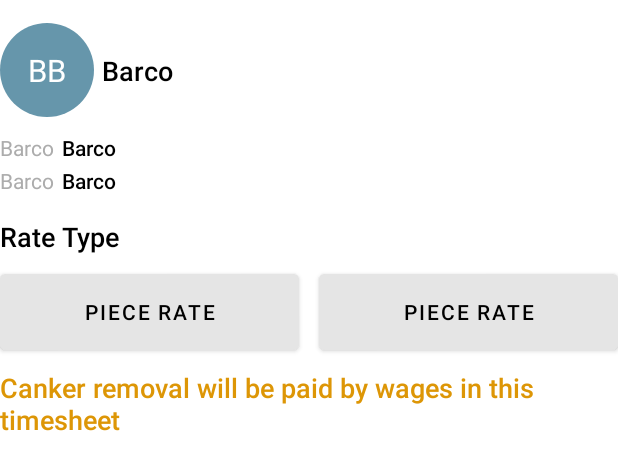
After one commit to phamnam1910/hectrechallenge, an Android app: the layout item_staff.xml on its own in the app's theme, with its tools: preview values and no code run, on a phone screen of 412 x 824 dp. The commit adds this screen. Shown: the top 470 px of the screen. Run offline under Robolectric (Android 15) with nearby library versions, the phone set to English and light mode, and no system bars.

Commit message:
- add view,adapter for job,staff

```diff
--- a/app/build.gradle
+++ b/app/build.gradle
@@ -46,6 +46,7 @@ dependencies {
     def logging_interceptor_version = "5.0.0-alpha.2"
     def okhttp_version = "5.0.0-alpha.2"
     def sdp_version = "1.0.6"
+    def flexbox_version = "3.0.0"
 
     implementation 'androidx.core:core-ktx:1.7.0'
     implementation 'androidx.appcompat:appcompat:1.4.1'
@@ -75,4 +76,7 @@ dependencies {
 
     //sdp
     implementation "com.intuit.sdp:sdp-android:$sdp_version"
+
+    //flexbox
+    implementation "com.google.android.flexbox:flexbox:$flexbox_version"
 }
--- /dev/null
+++ b/app/src/main/res/drawable/bg_button_grey.xml
@@ -0,0 +1,5 @@
+<?xml version="1.0" encoding="utf-8"?>
+<shape xmlns:android="http://schemas.android.com/apk/res/android" >
+    <solid android:color="@color/color_gray_light" />
+    <corners android:radius="@dimen/_24sdp" />
+</shape>
--- /dev/null
+++ b/app/src/main/res/drawable/bg_circle_cyan.xml
@@ -0,0 +1,5 @@
+<?xml version="1.0" encoding="utf-8"?>
+<shape xmlns:android="http://schemas.android.com/apk/res/android" >
+    <solid android:color="@color/color_cyan" />
+    <corners android:radius="@dimen/_24sdp" />
+</shape>
--- /dev/null
+++ b/app/src/main/res/layout/item_staff.xml
@@ -0,0 +1,142 @@
+<?xml version="1.0" encoding="utf-8"?>
+<layout xmlns:app="http://schemas.android.com/apk/res-auto"
+    xmlns:tools="http://schemas.android.com/tools">
+
+    <androidx.constraintlayout.widget.ConstraintLayout xmlns:android="http://schemas.android.com/apk/res/android"
+        android:layout_width="match_parent"
+        android:layout_height="wrap_content">
+
+        <com.google.android.material.textview.MaterialTextView
+            android:id="@+id/tvAva"
+            android:layout_width="@dimen/_48sdp"
+            android:layout_height="@dimen/_48sdp"
+            android:layout_marginTop="@dimen/_12sdp"
+            android:gravity="center"
+            android:textColor="@color/white"
+            android:textSize="@dimen/_16sdp"
+            app:layout_constraintStart_toStartOf="parent"
+            app:layout_constraintTop_toTopOf="parent"
+            tools:background="@drawable/bg_circle_cyan"
+            tools:text="BB" />
+
+        <com.google.android.material.textview.MaterialTextView
+            android:id="@+id/tvName"
+            style="@style/TextAppearance.Normal"
+            android:layout_width="wrap_content"
+            android:layout_height="wrap_content"
+            android:layout_marginStart="@dimen/_4sdp"
+            app:layout_constraintBottom_toBottomOf="@id/tvAva"
+            app:layout_constraintStart_toEndOf="@id/tvAva"
+            app:layout_constraintTop_toTopOf="@id/tvAva"
+            tools:text="Barco" />
+
+        <com.google.android.material.textview.MaterialTextView
+            android:id="@+id/tvOrchardLabel"
+            style="@style/TextAppearance.Small.Label"
+            android:layout_width="wrap_content"
+            android:layout_height="wrap_content"
+            android:layout_marginTop="@dimen/_8sdp"
+            app:layout_constraintStart_toStartOf="parent"
+            app:layout_constraintTop_toBottomOf="@id/tvAva"
+            tools:text="Barco" />
+
+        <com.google.android.material.textview.MaterialTextView
+            android:id="@+id/tvOrchard"
+            style="@style/TextAppearance.Small.Value"
+            android:layout_width="wrap_content"
+            android:layout_height="wrap_content"
+            android:layout_marginStart="@dimen/_4sdp"
+            app:layout_constraintStart_toEndOf="@id/tvOrchardLabel"
+            app:layout_constraintTop_toTopOf="@id/tvOrchardLabel"
+            tools:text="Barco" />
+
+        <com.google.android.material.textview.MaterialTextView
+            android:id="@+id/tvBlockLabel"
+            style="@style/TextAppearance.Small.Label"
+            android:layout_width="wrap_content"
+            android:layout_height="wrap_content"
+            android:layout_marginTop="@dimen/_2sdp"
+            app:layout_constraintStart_toStartOf="parent"
+            app:layout_constraintTop_toBottomOf="@id/tvOrchardLabel"
+            tools:text="Barco" />
+
+        <com.google.android.material.textview.MaterialTextView
+            android:id="@+id/tvBlock"
+            style="@style/TextAppearance.Small.Value"
+            android:layout_width="wrap_content"
+            android:layout_height="wrap_content"
+            android:layout_marginStart="@dimen/_4sdp"
+            app:layout_constraintStart_toEndOf="@id/tvBlockLabel"
+            app:layout_constraintTop_toTopOf="@id/tvBlockLabel"
+            tools:text="Barco" />
+
+        <com.google.android.material.textview.MaterialTextView
+            android:id="@+id/tvRateType"
+            style="@style/TextAppearance.Normal"
+            android:layout_width="wrap_content"
+            android:layout_height="wrap_content"
+            android:layout_marginTop="@dimen/_12sdp"
+            android:text="@string/rate_type"
+            app:layout_constraintStart_toStartOf="parent"
+            app:layout_constraintTop_toBottomOf="@id/tvBlockLabel" />
+
+        <com.google.android.material.button.MaterialButton
+            android:id="@+id/btnPieceRate"
+            android:layout_width="0dp"
+            android:layout_height="@dimen/_48sdp"
+            android:layout_marginTop="@dimen/_5sdp"
+            android:layout_marginEnd="@dimen/_5sdp"
+            android:backgroundTint="@color/brown"
+            android:backgroundTintMode="src_over"
+            android:text="@string/piece_rate"
+            android:textColor="@color/black"
+            app:layout_constraintEnd_toStartOf="@id/btnWages"
+            app:layout_constraintStart_toStartOf="parent"
+            app:layout_constraintTop_toBottomOf="@id/tvRateType" />
+
+        <com.google.android.material.button.MaterialButton
+            android:id="@+id/btnWages"
+            android:layout_width="0dp"
+            android:layout_height="@dimen/_48sdp"
+            android:layout_marginStart="@dimen/_5sdp"
+            android:backgroundTint="@color/brown"
+            android:backgroundTintMode="src_over"
+            android:text="@string/piece_rate"
+            android:textColor="@color/black"
+            app:layout_constraintEnd_toEndOf="parent"
+            app:layout_constraintStart_toEndOf="@id/btnPieceRate"
+            app:layout_constraintTop_toTopOf="@id/btnPieceRate" />
+
+        <TextView
+            android:id="@+id/tvWagesNotice"
+            style="@style/TextAppearance.Normal"
+            android:layout_width="wrap_content"
+            android:layout_height="wrap_content"
+            android:layout_marginTop="@dimen/_5sdp"
+            android:textColor="@color/color_text_notice"
+            app:layout_constraintStart_toStartOf="parent"
+            app:layout_constraintTop_toBottomOf="@id/btnPieceRate"
+            tools:text="Canker removal will be paid by wages in this timesheet" />
+
+        <com.google.android.flexbox.FlexboxLayout
+            android:id="@+id/viewRow"
+            android:layout_width="0dp"
+            android:layout_height="wrap_content"
+            android:layout_marginTop="@dimen/_10sdp"
+            app:flexDirection="row"
+            app:flexWrap="wrap"
+            app:layout_constraintEnd_toEndOf="parent"
+            app:layout_constraintStart_toStartOf="parent"
+            app:layout_constraintTop_toBottomOf="@id/tvWagesNotice" />
+
+        <LinearLayout
+            android:id="@+id/llRowTextField"
+            android:layout_width="0dp"
+            android:layout_height="wrap_content"
+            android:orientation="vertical"
+            app:layout_constraintEnd_toEndOf="parent"
+            app:layout_constraintStart_toStartOf="parent"
+            app:layout_constraintTop_toBottomOf="@id/viewRow" />
+
+    </androidx.constraintlayout.widget.ConstraintLayout>
+</layout>
--- a/app/src/main/res/layout/rate_volumn_screen.xml
+++ b/app/src/main/res/layout/rate_volumn_screen.xml
@@ -14,6 +14,7 @@
             android:id="@+id/rcv_rate_volume"
             android:layout_width="0dp"
             android:layout_height="0dp"
+            app:layoutManager="androidx.recyclerview.widget.LinearLayoutManager"
             app:layout_constraintBottom_toBottomOf="parent"
             app:layout_constraintEnd_toEndOf="parent"
             app:layout_constraintStart_toStartOf="parent"
--- a/app/src/main/res/values/colors.xml
+++ b/app/src/main/res/values/colors.xml
@@ -7,4 +7,7 @@
     <color name="orange">#FFff8642</color>
     <color name="black">#FF000000</color>
     <color name="white">#FFFFFFFF</color>
+    <color name="color_cyan">#6696AB</color>
+    <color name="color_gray_light">#ACACAC</color>
+    <color name="color_text_notice">#DD9606</color>
 </resources>
--- a/app/src/main/res/values/dimens.xml
+++ b/app/src/main/res/values/dimens.xml
@@ -1,3 +1,4 @@
 <resources>
     <dimen name="fab_margin">16dp</dimen>
+    <dimen name="margin_normal">@dimen/_16sdp</dimen>
 </resources>
--- a/app/src/main/res/values/strings.xml
+++ b/app/src/main/res/values/strings.xml
@@ -3,5 +3,7 @@
 
     <!-- RateVolumnScreen -->
     <string name="rv_toolbar_title">Update Rate &amp; Volume</string>
-
+    <string name="add_max_tree">ADD MAX TREES</string>
+    <string name="rate_type">Rate Type</string>
+    <string name="piece_rate">piece rate</string>
 </resources>
--- /dev/null
+++ b/app/src/main/res/values/style.xml
@@ -0,0 +1,27 @@
+<?xml version="1.0" encoding="utf-8"?>
+<resources>
+    <style name="HectreToolbar" parent="Widget.Material3.Toolbar">
+        <item name="android:background">@color/primaryColor</item>
+        <item name="navigationIcon">@drawable/ic_back</item>
+        <item name="layout_collapseMode">pin</item>
+    </style>
+    <style name="TextAppearance.Title" parent="Widget.AppCompat.TextView">
+        <item name="android:textSize">@dimen/_16sdp</item>
+        <item name="android:textColor">@color/black</item>
+        <item name="android:textStyle">bold</item>
+    </style>
+    <style name="TextAppearance.Normal" parent="Widget.AppCompat.TextView">
+        <item name="android:textSize">@dimen/_14sdp</item>
+        <item name="android:textColor">@color/black</item>
+        <item name="android:fontFamily">sans-serif-medium</item>
+    </style>
+    <style name="TextAppearance.Small.Label" parent="Widget.AppCompat.TextView">
+        <item name="android:textSize">@dimen/_11sdp</item>
+        <item name="android:textColor">@color/color_gray_light</item>
+    </style>
+    <style name="TextAppearance.Small.Value" parent="Widget.AppCompat.TextView">
+        <item name="android:textSize">@dimen/_11sdp</item>
+        <item name="android:textColor">@color/black</item>
+        <item name="android:fontFamily">sans-serif-medium</item>
+    </style>
+</resources>
--- a/app/src/main/res/values/themes.xml
+++ b/app/src/main/res/values/themes.xml
@@ -23,10 +23,6 @@
 
     <style name="Theme.HectreChallenge.PopupOverlay" parent="ThemeOverlay.AppCompat.Light" />
 
-    <style name="HectreToolbar" parent="Widget.Material3.Toolbar">
-        <item name="android:background">@color/primaryColor</item>
-        <item name="navigationIcon">@drawable/ic_back</item>
-        <item name="layout_collapseMode">pin</item>
-    </style>
+
 
 </resources>
```
Also changed, not shown: app/src/main/java/com/nampt/hectrechallenge/presentation/adapters/JobAdapter.kt (added, +34 -0 lines), app/src/main/java/com/nampt/hectrechallenge/presentation/adapters/StaffAdapter.kt (added, +33 -0 lines), app/src/main/java/com/nampt/hectrechallenge/presentation/ratevolumn/UpdateRateAndVolumnScreen.kt (+5 -3 lines), app/src/main/res/layout/item_job.xml (+55 -4 lines), 1 other file.
